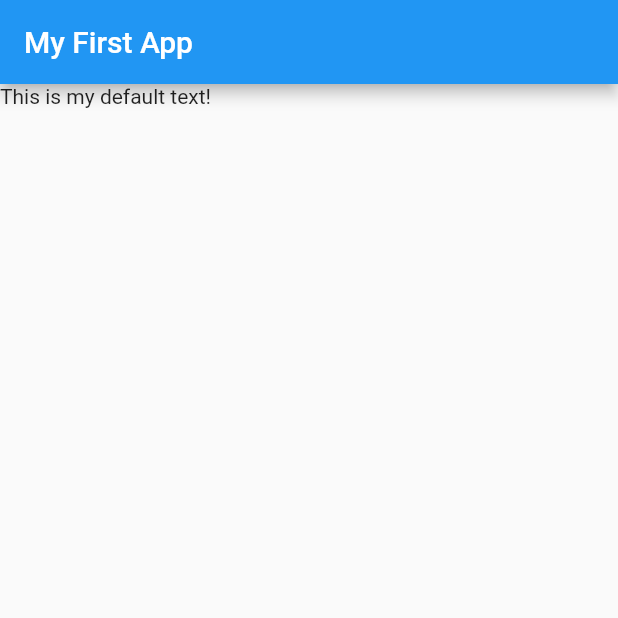
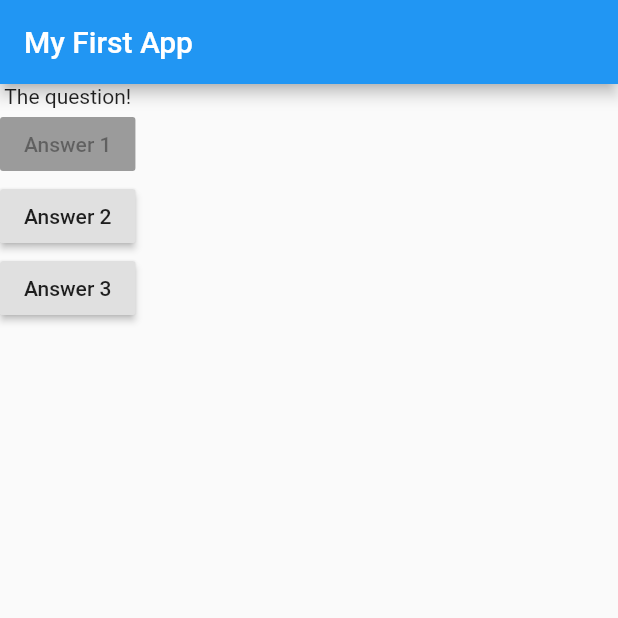
Before and after one commit to abdullahwale/flutter_widgets_with_code, a Flutter app: the screen it shows after launch, on a phone screen of 412 x 824 dp, the top half of it. Run offline on Flutter 3.47's test engine with Material 2 defaults, Android fonts, the phone set to English and light mode, and no system bars; our stand-ins replace font_awesome_flutter; missing offline and left inert: draggable_floating_button.

Commit message:
Step 02 Adding Layout Widget
21. Updating Widget Data (Or Using StatelessWidget Incorrectly)

```diff
--- a/basic_quiz_app/lib/main.dart
+++ b/basic_quiz_app/lib/main.dart
@@ -7,14 +7,41 @@ import 'package:flutter/material.dart';
 void main() => runApp(MyApp());
 
 class MyApp extends StatelessWidget {
+  void answerQuestion() {
+    print('Answer chosen!');
+  }
+
   @override
   Widget build(BuildContext context) {
+    var questions = [
+      'What\'s your favorite color?',
+      'What\'s your favorite animarl?',
+    ];
     return MaterialApp(
       home: Scaffold(
         appBar: AppBar(
           title: Text('My First App'),
         ),
-        body: Text('This is my default text!'),
+        body: Column(
+          children: [
+            Text('The question!'),
+            RaisedButton(
+              child: Text('Answer 1'),
+              onPressed: null,
+            ),
+            RaisedButton(
+              child: Text('Answer 2'),
+              onPressed: () => print('Answer 2 chosen!'),
+            ),
+            RaisedButton(
+              child: Text('Answer 3'),
+              onPressed: () {
+                // ...
+                print('Answer 3 chosen');
+              },
+            ),
+          ],
+        ),
       ),
     );
   }
```
